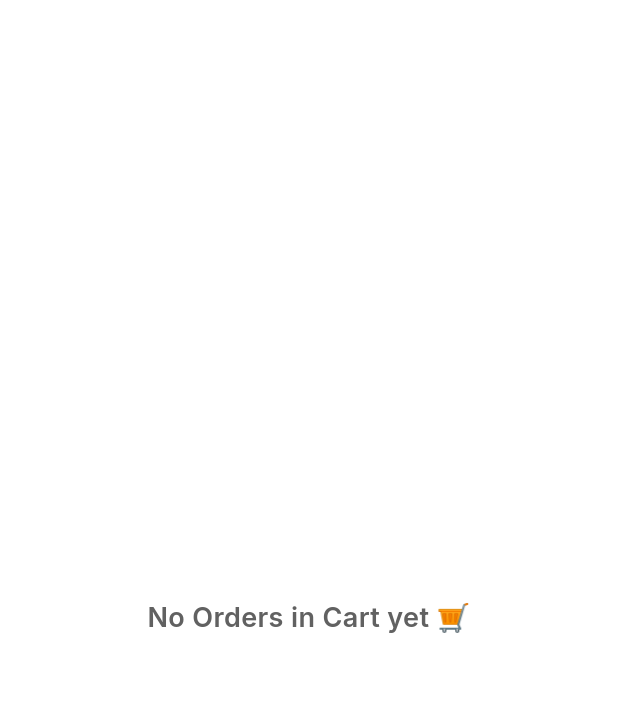
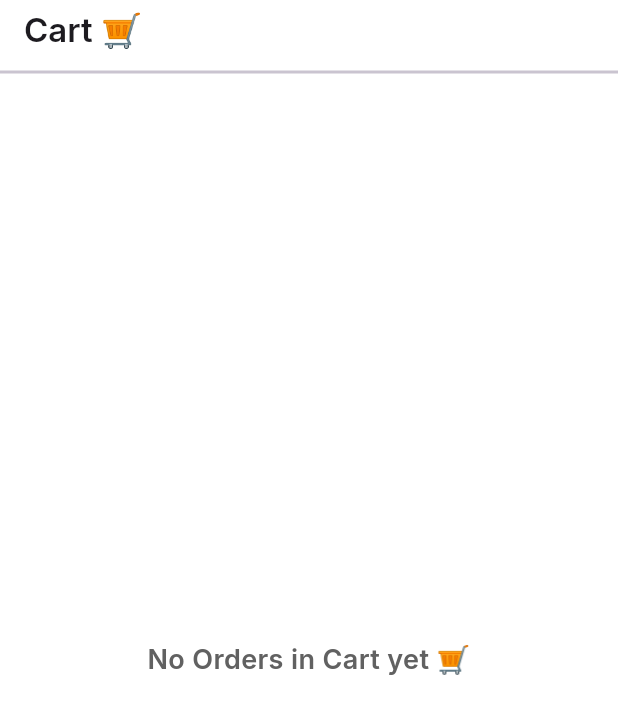
Before and after one commit to FrancescoSallia/Yko-s-BBQ-Chicken, a Flutter app: the CartPage screen opened directly, on a phone screen of 412 x 824 dp. Shown: the top 714 px of the screen. Run offline on Flutter 3.47's test engine with Material 3 defaults, Android fonts, the phone set to English and light mode, and no system bars; our stand-ins replace google_fonts, lottie; missing offline and left inert: flutter_floating_bottom_bar.

```diff
--- a/lib/Pages/cart_page.dart
+++ b/lib/Pages/cart_page.dart
@@ -31,6 +31,18 @@ class _CartPageState extends State<CartPage> {
 
     return Scaffold(
       backgroundColor: AppColors.secondary,
+      appBar: AppBar(
+        backgroundColor: AppColors.secondary,
+        surfaceTintColor: Colors.transparent,
+        bottom: PreferredSize(
+          preferredSize: Size(0, 0),
+          child: Divider(thickness: 2),
+        ),
+        title: Text(
+          "Cart 🛒",
+          style: GoogleFonts.inter(fontWeight: FontWeight.w600),
+        ),
+      ),
       body: SafeArea(
         child:
             cartItems.isEmpty
@@ -74,7 +86,9 @@ class _CartPageState extends State<CartPage> {
                         const SizedBox(height: 20),
 
                         // 🔹 Danach die SummaryBox anzeigen lassen
-                        SummaryBox(orderSummary: viewModelMenu.orderSummeryBox()),
+                        SummaryBox(
+                          orderSummary: viewModelMenu.orderSummeryBox(),
+                        ),
 
                         const SizedBox(height: 20),
 
--- a/lib/main.dart
+++ b/lib/main.dart
@@ -1,6 +1,5 @@
 import 'package:flutter/material.dart';
 import 'package:provider/provider.dart';
-import 'package:ykos_bbq_chicken/Pages/checkout_page.dart';
 import 'package:ykos_bbq_chicken/navigation/floating_bottom_nav.dart';
 import 'package:ykos_bbq_chicken/viewmodel/viewmodel_adress.dart';
 import 'package:ykos_bbq_chicken/viewmodel/viewmodel_menu.dart';
```
Also changed, not shown: lib/Pages/detail_page.dart (+40 -2 lines).
